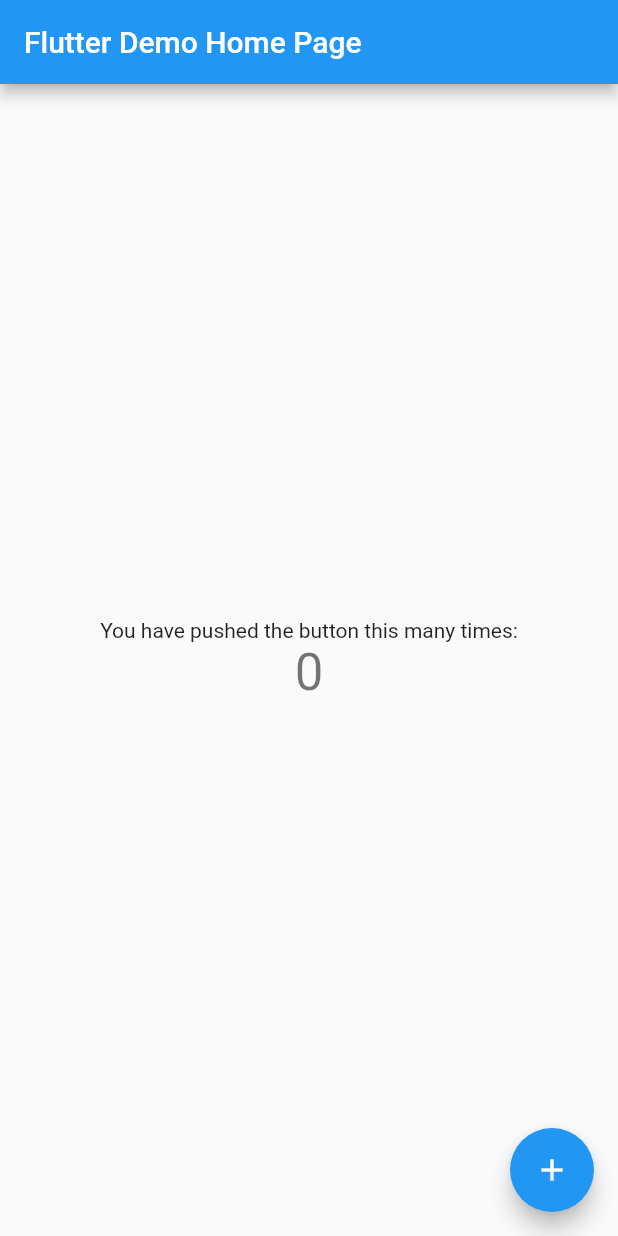
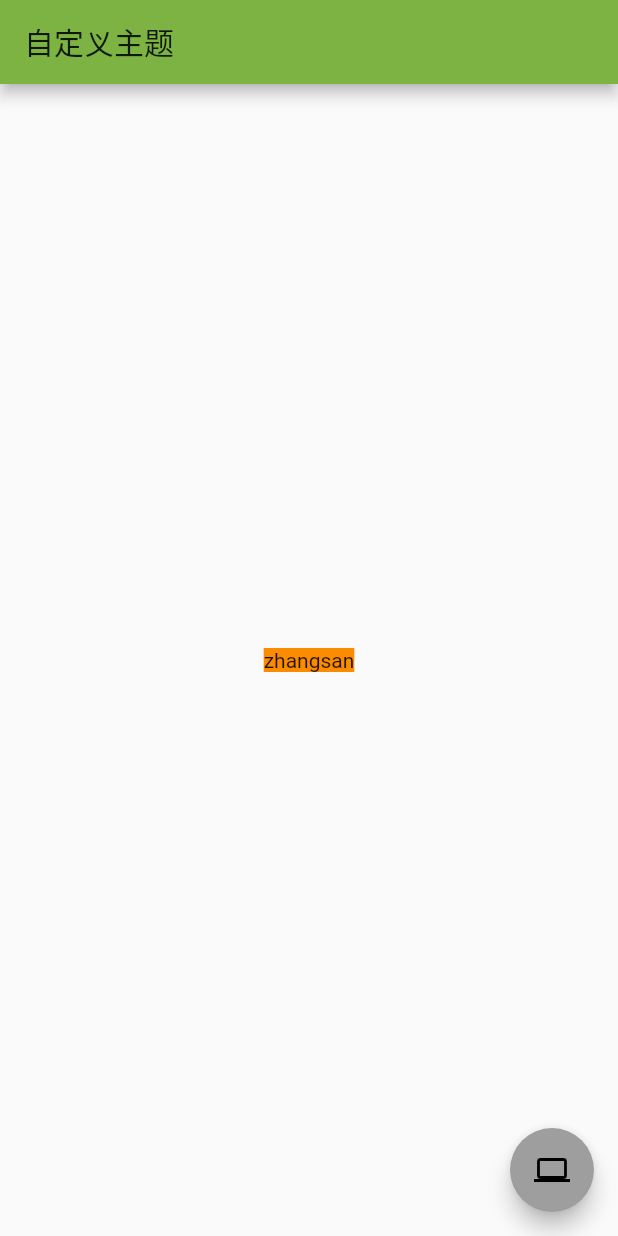
Before and after one commit to MrEric125/louis-coub-script, a Flutter app: the screen it shows after launch, on a phone screen of 412 x 824 dp. Run offline on Flutter 3.47's test engine with Material 2 defaults, Android fonts, the phone set to English and light mode, and no system bars.

Commit message:
flutter 自定义主界面

```diff
--- a/louis_coub_flutter/lib/main.dart
+++ b/louis_coub_flutter/lib/main.dart
@@ -4,114 +4,62 @@ void main() {
   runApp(MyApp());
 }
 
-class MyApp extends StatelessWidget {
-  // This widget is the root of your application.
+
+class MyApp extends StatelessWidget{
   @override
   Widget build(BuildContext context) {
+    // TODO: implement build
+    print("===========================");
+    final appName='自定义主题';
+    print(context);
     return MaterialApp(
-      title: 'Flutter Demo',
+      title: "welcome to flutter",
       theme: ThemeData(
-        // This is the theme of your application.
-        //
-        // Try running your application with "flutter run". You'll see the
-        // application has a blue toolbar. Then, without quitting the app, try
-        // changing the primarySwatch below to Colors.green and then invoke
-        // "hot reload" (press "r" in the console where you ran "flutter run",
-        // or simply save your changes to "hot reload" in a Flutter IDE).
-        // Notice that the counter didn't reset back to zero; the application
-        // is not restarted.
-        primarySwatch: Colors.blue,
-        // This makes the visual density adapt to the platform that you run
-        // the app on. For desktop platforms, the controls will be smaller and
-        // closer together (more dense) than on mobile platforms.
-        visualDensity: VisualDensity.adaptivePlatformDensity,
+        brightness: Brightness.light,
+        primaryColor: Colors.lightGreen[600],
+
+        accentColor:Colors.orange[600]
       ),
-      home: MyHomePage(title: 'Flutter Demo Home Page'),
+      home: MyHomePage(
+        title: appName,
+      ),
+    );
+
+  }
+
+}
+class MyHomePage extends StatelessWidget{
+
+  final String title;
+  MyHomePage({Key key,@required this.title}): super(key: key);
+  @override
+  Widget build(BuildContext context) {
+    // TODO: implement build
+    return Scaffold(
+      appBar: AppBar(
+        title: Text(title),
+
+      ),
+      body: Center(
+        child: Container(
+          color: Theme.of(context).accentColor,
+          child: Text(
+            "zhangsan"
+          ),
+
+        ),
+
+      ),
+      floatingActionButton: Theme(
+        data: Theme.of(context).copyWith(accentColor: Colors.grey),
+        child: FloatingActionButton(
+          onPressed: null,
+          child: Icon(Icons.computer),
+        ),
+
+      ),
+
     );
   }
+
 }
-
-class MyHomePage extends StatefulWidget {
-  MyHomePage({Key key, this.title}) : super(key: key);
-
-  // This widget is the home page of your application. It is stateful, meaning
-  // that it has a State object (defined below) that contains fields that affect
-  // how it looks.
-
-  // This class is the configuration for the state. It holds the values (in this
-  // case the title) provided by the parent (in this case the App widget) and
-  // used by the build method of the State. Fields in a Widget subclass are
-  // always marked "final".
-
-  final String title;
-
-  @override
-  _MyHomePageState createState() => _MyHomePageState();
-}
-
-class _MyHomePageState extends State<MyHomePage> {
-  int _counter = 0;
-
-  void _incrementCounter() {
-    setState(() {
-      // This call to setState tells the Flutter framework that something has
-      // changed in this State, which causes it to rerun the build method below
-      // so that the display can reflect the updated values. If we changed
-      // _counter without calling setState(), then the build method would not be
-      // called again, and so nothing would appear to happen.
-      _counter++;
-    });
-  }
-
-  @override
-  Widget build(BuildContext context) {
-    // This method is rerun every time setState is called, for instance as done
-    // by the _incrementCounter method above.
-    //
-    // The Flutter framework has been optimized to make rerunning build methods
-    // fast, so that you can just rebuild anything that needs updating rather
-    // than having to individually change instances of widgets.
-    return Scaffold(
-      appBar: AppBar(
-        // Here we take the value from the MyHomePage object that was created by
-        // the App.build method, and use it to set our appbar title.
-        title: Text(widget.title),
-      ),
-      body: Center(
-        // Center is a layout widget. It takes a single child and positions it
-        // in the middle of the parent.
-        child: Column(
-          // Column is also a layout widget. It takes a list of children and
-          // arranges them vertically. By default, it sizes itself to fit its
-          // children horizontally, and tries to be as tall as its parent.
-          //
-          // Invoke "debug painting" (press "p" in the console, choose the
-          // "Toggle Debug Paint" action from the Flutter Inspector in Android
-          // Studio, or the "Toggle Debug Paint" command in Visual Studio Code)
-          // to see the wireframe for each widget.
-          //
-          // Column has various properties to control how it sizes itself and
-          // how it positions its children. Here we use mainAxisAlignment to
-          // center the children vertically; the main axis here is the vertical
-          // axis because Columns are vertical (the cross axis would be
-          // horizontal).
-          mainAxisAlignment: MainAxisAlignment.center,
-          children: <Widget>[
-            Text(
-              'You have pushed the button this many times:',
-            ),
-            Text(
-              '$_counter',
-              style: Theme.of(context).textTheme.headline4,
-            ),
-          ],
-        ),
-      ),
-      floatingActionButton: FloatingActionButton(
-        onPressed: _incrementCounter,
-        tooltip: 'Increment',
-        child: Icon(Icons.add),
-      ), // This trailing comma makes auto-formatting nicer for build methods.
-    );
-  }
-}
```
Also changed, not shown: 2 other files.
